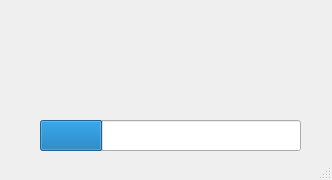
The window that LoginWidgetQt.ui (chenzhutian/myClientPyQt) describes before a commit, drawn with Qt 5.
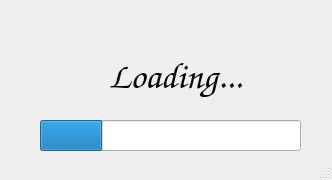
The same window after the commit. The open tabs and pages were chosen to show the change. Icons and pictures are not drawn.

```diff
--- a/LoginWidgetQt.ui
+++ b/LoginWidgetQt.ui
@@ -292,6 +292,31 @@
       <bool>false</bool>
      </property>
     </widget>
+    <widget class="QLabel" name="label">
+     <property name="geometry">
+      <rect>
+       <x>80</x>
+       <y>50</y>
+       <width>191</width>
+       <height>51</height>
+      </rect>
+     </property>
+     <property name="font">
+      <font>
+       <family>Comic Sans MS</family>
+       <pointsize>28</pointsize>
+       <weight>50</weight>
+       <italic>true</italic>
+       <bold>false</bold>
+      </font>
+     </property>
+     <property name="text">
+      <string>Loading...</string>
+     </property>
+     <property name="alignment">
+      <set>Qt::AlignCenter</set>
+     </property>
+    </widget>
    </widget>
   </widget>
  </widget>
```
